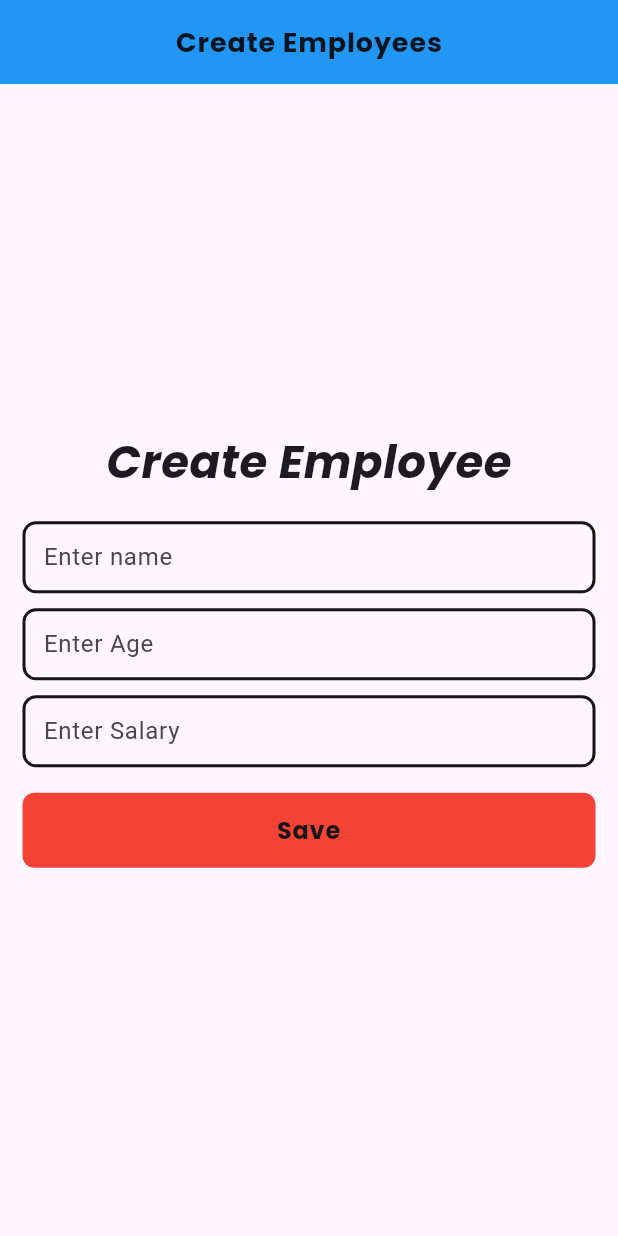
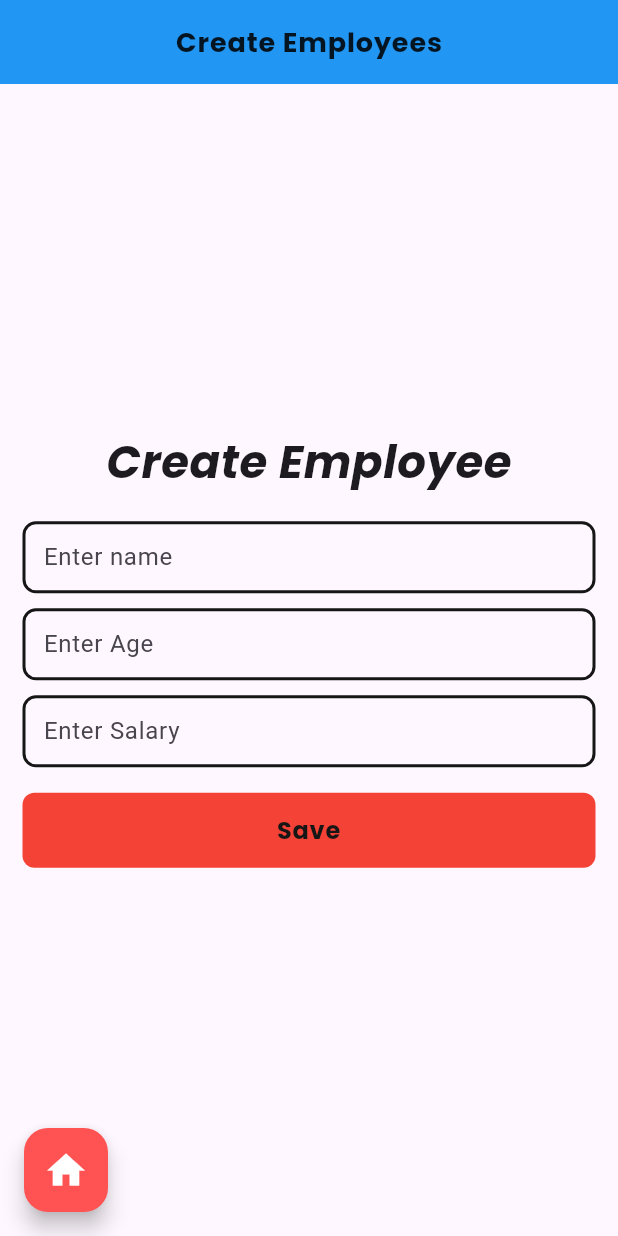
Before and after one commit to uzzalbiswas171/Remte-Kitchen, a Flutter app: the CreateEmployeeScreen screen opened directly, on a phone screen of 412 x 824 dp. Run offline on Flutter 3.47's test engine with Material 3 defaults, Android fonts, the light colour scheme and no system bars; our stand-ins replace another_flushbar, google_fonts; network calls fail.

```diff
--- a/lib/View/Home/CreateEmployees/create_employee.dart
+++ b/lib/View/Home/CreateEmployees/create_employee.dart
@@ -93,6 +93,13 @@ class _CreateEmployeeScreenState extends State<CreateEmployeeScreen> {
           ),
         ),
       ),
+      floatingActionButtonLocation: FloatingActionButtonLocation.startFloat,
+      floatingActionButton:FloatingActionButton(
+        child: Icon(Icons.home,size: 30,color: Colors.white,),
+        backgroundColor: Colors.redAccent,
+        onPressed: () {
+          Navigator.push(context, MaterialPageRoute(builder: (context) => HomeScreen(),));
+        },) ,
     );
   }
 }
```
Also changed, not shown: lib/View/Home/Employees/employees.dart (+14 -2 lines).
